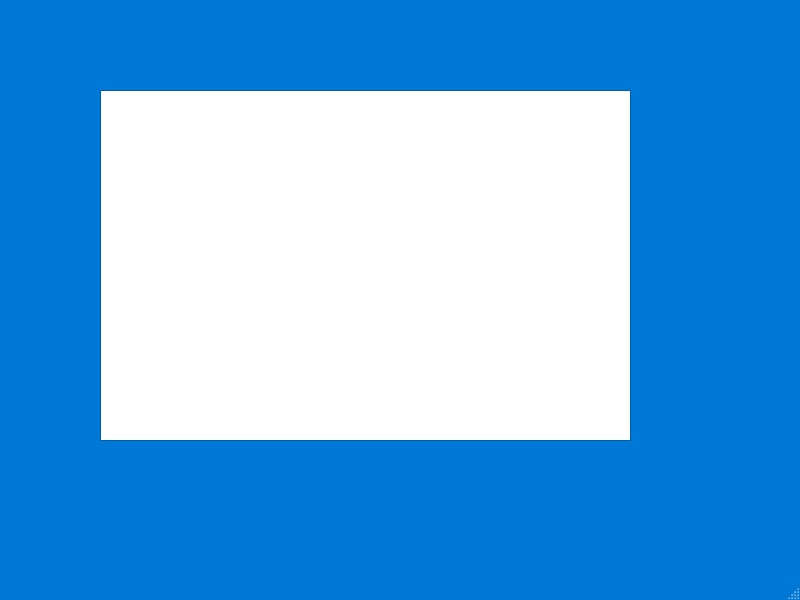
abdelrahman0w/pdf-bulk-filler, file bulk-filler/GUI/main.ui: the form before one commit.
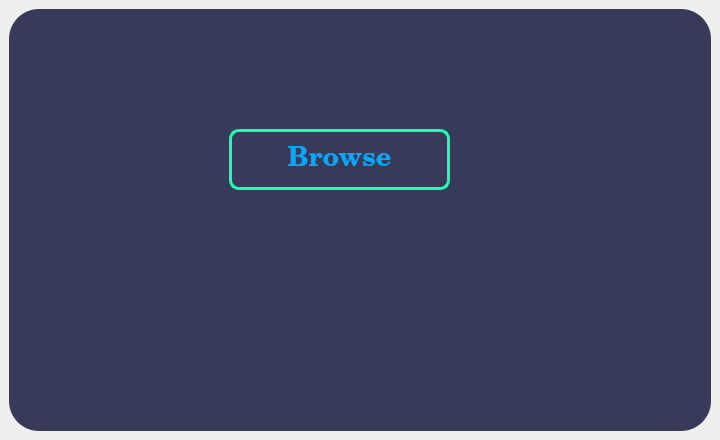
The form after the commit. Icons and pictures are not drawn.

Patch:
```diff
--- a/bulk-filler/GUI/main.ui
+++ b/bulk-filler/GUI/main.ui
@@ -6,503 +6,489 @@
    <rect>
     <x>0</x>
     <y>0</y>
-    <width>800</width>
-    <height>600</height>
+    <width>720</width>
+    <height>440</height>
    </rect>
   </property>
-  <property name="palette">
-   <palette>
-    <active>
-     <colorrole role="WindowText">
-      <brush brushstyle="SolidPattern">
-       <color alpha="255">
-        <red>0</red>
-        <green>0</green>
-        <blue>0</blue>
-       </color>
-      </brush>
-     </colorrole>
-     <colorrole role="Button">
-      <brush brushstyle="SolidPattern">
-       <color alpha="255">
-        <red>0</red>
-        <green>120</green>
-        <blue>215</blue>
-       </color>
-      </brush>
-     </colorrole>
-     <colorrole role="Light">
-      <brush brushstyle="SolidPattern">
-       <color alpha="255">
-        <red>67</red>
-        <green>172</green>
-        <blue>255</blue>
-       </color>
-      </brush>
-     </colorrole>
-     <colorrole role="Midlight">
-      <brush brushstyle="SolidPattern">
-       <color alpha="255">
-        <red>33</red>
-        <green>146</green>
-        <blue>235</blue>
-       </color>
-      </brush>
-     </colorrole>
-     <colorrole role="Dark">
-      <brush brushstyle="SolidPattern">
-       <color alpha="255">
-        <red>0</red>
-        <green>60</green>
-        <blue>107</blue>
-       </color>
-      </brush>
-     </colorrole>
-     <colorrole role="Mid">
-      <brush brushstyle="SolidPattern">
-       <color alpha="255">
-        <red>0</red>
-        <green>80</green>
-        <blue>143</blue>
-       </color>
-      </brush>
-     </colorrole>
-     <colorrole role="Text">
-      <brush brushstyle="SolidPattern">
-       <color alpha="255">
-        <red>0</red>
-        <green>0</green>
-        <blue>0</blue>
-       </color>
-      </brush>
-     </colorrole>
-     <colorrole role="BrightText">
-      <brush brushstyle="SolidPattern">
-       <color alpha="255">
-        <red>255</red>
-        <green>255</green>
-        <blue>255</blue>
-       </color>
-      </brush>
-     </colorrole>
-     <colorrole role="ButtonText">
-      <brush brushstyle="SolidPattern">
-       <color alpha="255">
-        <red>0</red>
-        <green>0</green>
-        <blue>0</blue>
-       </color>
-      </brush>
-     </colorrole>
-     <colorrole role="Base">
-      <brush brushstyle="SolidPattern">
-       <color alpha="255">
-        <red>255</red>
-        <green>255</green>
-        <blue>255</blue>
-       </color>
-      </brush>
-     </colorrole>
-     <colorrole role="Window">
-      <brush brushstyle="SolidPattern">
-       <color alpha="255">
-        <red>0</red>
-        <green>120</green>
-        <blue>215</blue>
-       </color>
-      </brush>
-     </colorrole>
-     <colorrole role="Shadow">
-      <brush brushstyle="SolidPattern">
-       <color alpha="255">
-        <red>0</red>
-        <green>0</green>
-        <blue>0</blue>
-       </color>
-      </brush>
-     </colorrole>
-     <colorrole role="AlternateBase">
-      <brush brushstyle="SolidPattern">
-       <color alpha="255">
-        <red>127</red>
-        <green>187</green>
-        <blue>235</blue>
-       </color>
-      </brush>
-     </colorrole>
-     <colorrole role="ToolTipBase">
-      <brush brushstyle="SolidPattern">
-       <color alpha="255">
-        <red>255</red>
-        <green>255</green>
-        <blue>220</blue>
-       </color>
-      </brush>
-     </colorrole>
-     <colorrole role="ToolTipText">
-      <brush brushstyle="SolidPattern">
-       <color alpha="255">
-        <red>0</red>
-        <green>0</green>
-        <blue>0</blue>
-       </color>
-      </brush>
-     </colorrole>
-     <colorrole role="PlaceholderText">
-      <brush brushstyle="SolidPattern">
-       <color alpha="128">
-        <red>0</red>
-        <green>0</green>
-        <blue>0</blue>
-       </color>
-      </brush>
-     </colorrole>
-    </active>
-    <inactive>
-     <colorrole role="WindowText">
-      <brush brushstyle="SolidPattern">
-       <color alpha="255">
-        <red>0</red>
-        <green>0</green>
-        <blue>0</blue>
-       </color>
-      </brush>
-     </colorrole>
-     <colorrole role="Button">
-      <brush brushstyle="SolidPattern">
-       <color alpha="255">
-        <red>0</red>
-        <green>120</green>
-        <blue>215</blue>
-       </color>
-      </brush>
-     </colorrole>
-     <colorrole role="Light">
-      <brush brushstyle="SolidPattern">
-       <color alpha="255">
-        <red>67</red>
-        <green>172</green>
-        <blue>255</blue>
-       </color>
-      </brush>
-     </colorrole>
-     <colorrole role="Midlight">
-      <brush brushstyle="SolidPattern">
-       <color alpha="255">
-        <red>33</red>
-        <green>146</green>
-        <blue>235</blue>
-       </color>
-      </brush>
-     </colorrole>
-     <colorrole role="Dark">
-      <brush brushstyle="SolidPattern">
-       <color alpha="255">
-        <red>0</red>
-        <green>60</green>
-        <blue>107</blue>
-       </color>
-      </brush>
-     </colorrole>
-     <colorrole role="Mid">
-      <brush brushstyle="SolidPattern">
-       <color alpha="255">
-        <red>0</red>
-        <green>80</green>
-        <blue>143</blue>
-       </color>
-      </brush>
-     </colorrole>
-     <colorrole role="Text">
-      <brush brushstyle="SolidPattern">
-       <color alpha="255">
-        <red>0</red>
-        <green>0</green>
-        <blue>0</blue>
-       </color>
-      </brush>
-     </colorrole>
-     <colorrole role="BrightText">
-      <brush brushstyle="SolidPattern">
-       <color alpha="255">
-        <red>255</red>
-        <green>255</green>
-        <blue>255</blue>
-       </color>
-      </brush>
-     </colorrole>
-     <colorrole role="ButtonText">
-      <brush brushstyle="SolidPattern">
-       <color alpha="255">
-        <red>0</red>
-        <green>0</green>
-        <blue>0</blue>
-       </color>
-      </brush>
-     </colorrole>
-     <colorrole role="Base">
-      <brush brushstyle="SolidPattern">
-       <color alpha="255">
-        <red>255</red>
-        <green>255</green>
-        <blue>255</blue>
-       </color>
-      </brush>
-     </colorrole>
-     <colorrole role="Window">
-      <brush brushstyle="SolidPattern">
-       <color alpha="255">
-        <red>0</red>
-        <green>120</green>
-        <blue>215</blue>
-       </color>
-      </brush>
-     </colorrole>
-     <colorrole role="Shadow">
-      <brush brushstyle="SolidPattern">
-       <color alpha="255">
-        <red>0</red>
-        <green>0</green>
-        <blue>0</blue>
-       </color>
-      </brush>
-     </colorrole>
-     <colorrole role="AlternateBase">
-      <brush brushstyle="SolidPattern">
-       <color alpha="255">
-        <red>127</red>
-        <green>187</green>
-        <blue>235</blue>
-       </color>
-      </brush>
-     </colorrole>
-     <colorrole role="ToolTipBase">
-      <brush brushstyle="SolidPattern">
-       <color alpha="255">
-        <red>255</red>
-        <green>255</green>
-        <blue>220</blue>
-       </color>
-      </brush>
-     </colorrole>
-     <colorrole role="ToolTipText">
-      <brush brushstyle="SolidPattern">
-       <color alpha="255">
-        <red>0</red>
-        <green>0</green>
-        <blue>0</blue>
-       </color>
-      </brush>
-     </colorrole>
-     <colorrole role="PlaceholderText">
-      <brush brushstyle="SolidPattern">
-       <color alpha="128">
-        <red>0</red>
-        <green>0</green>
-        <blue>0</blue>
-       </color>
-      </brush>
-     </colorrole>
-    </inactive>
-    <disabled>
-     <colorrole role="WindowText">
-      <brush brushstyle="SolidPattern">
-       <color alpha="255">
-        <red>0</red>
-        <green>60</green>
-        <blue>107</blue>
-       </color>
-      </brush>
-     </colorrole>
-     <colorrole role="Button">
-      <brush brushstyle="SolidPattern">
-       <color alpha="255">
-        <red>0</red>
-        <green>120</green>
-        <blue>215</blue>
-       </color>
-      </brush>
-     </colorrole>
-     <colorrole role="Light">
-      <brush brushstyle="SolidPattern">
-       <color alpha="255">
-        <red>67</red>
-        <green>172</green>
-        <blue>255</blue>
-       </color>
-      </brush>
-     </colorrole>
-     <colorrole role="Midlight">
-      <brush brushstyle="SolidPattern">
-       <color alpha="255">
-        <red>33</red>
-        <green>146</green>
-        <blue>235</blue>
-       </color>
-      </brush>
-     </colorrole>
-     <colorrole role="Dark">
-      <brush brushstyle="SolidPattern">
-       <color alpha="255">
-        <red>0</red>
-        <green>60</green>
-        <blue>107</blue>
-       </color>
-      </brush>
-     </colorrole>
-     <colorrole role="Mid">
-      <brush brushstyle="SolidPattern">
-       <color alpha="255">
-        <red>0</red>
-        <green>80</green>
-        <blue>143</blue>
-       </color>
-      </brush>
-     </colorrole>
-     <colorrole role="Text">
-      <brush brushstyle="SolidPattern">
-       <color alpha="255">
-        <red>0</red>
-        <green>60</green>
-        <blue>107</blue>
-       </color>
-      </brush>
-     </colorrole>
-     <colorrole role="BrightText">
-      <brush brushstyle="SolidPattern">
-       <color alpha="255">
-        <red>255</red>
-        <green>255</green>
-        <blue>255</blue>
-       </color>
-      </brush>
-     </colorrole>
-     <colorrole role="ButtonText">
-      <brush brushstyle="SolidPattern">
-       <color alpha="255">
-        <red>0</red>
-        <green>60</green>
-        <blue>107</blue>
-       </color>
-      </brush>
-     </colorrole>
-     <colorrole role="Base">
-      <brush brushstyle="SolidPattern">
-       <color alpha="255">
-        <red>0</red>
-        <green>120</green>
-        <blue>215</blue>
-       </color>
-      </brush>
-     </colorrole>
-     <colorrole role="Window">
-      <brush brushstyle="SolidPattern">
-       <color alpha="255">
-        <red>0</red>
-        <green>120</green>
-        <blue>215</blue>
-       </color>
-      </brush>
-     </colorrole>
-     <colorrole role="Shadow">
-      <brush brushstyle="SolidPattern">
-       <color alpha="255">
-        <red>0</red>
-        <green>0</green>
-        <blue>0</blue>
-       </color>
-      </brush>
-     </colorrole>
-     <colorrole role="AlternateBase">
-      <brush brushstyle="SolidPattern">
-       <color alpha="255">
-        <red>0</red>
-        <green>120</green>
-        <blue>215</blue>
-       </color>
-      </brush>
-     </colorrole>
-     <colorrole role="ToolTipBase">
-      <brush brushstyle="SolidPattern">
-       <color alpha="255">
-        <red>255</red>
-        <green>255</green>
-        <blue>220</blue>
-       </color>
-      </brush>
-     </colorrole>
-     <colorrole role="ToolTipText">
-      <brush brushstyle="SolidPattern">
-       <color alpha="255">
-        <red>0</red>
-        <green>0</green>
-        <blue>0</blue>
-       </color>
-      </brush>
-     </colorrole>
-     <colorrole role="PlaceholderText">
-      <brush brushstyle="SolidPattern">
-       <color alpha="128">
-        <red>0</red>
-        <green>0</green>
-        <blue>0</blue>
-       </color>
-      </brush>
-     </colorrole>
-    </disabled>
-   </palette>
-  </property>
   <property name="windowTitle">
    <string>PDF Filler</string>
   </property>
   <widget class="QWidget" name="centralwidget">
-   <widget class="QGraphicsView" name="graphicsView">
-    <property name="geometry">
-     <rect>
-      <x>100</x>
-      <y>90</y>
-      <width>531</width>
-      <height>351</height>
-     </rect>
-    </property>
-    <property name="frameShape">
-     <enum>QFrame::StyledPanel</enum>
-    </property>
-    <property name="frameShadow">
-     <enum>QFrame::Sunken</enum>
-    </property>
-   </widget>
-   <widget class="QLabel" name="photo">
-    <property name="geometry">
-     <rect>
-      <x>160</x>
-      <y>150</y>
-      <width>90</width>
-      <height>90</height>
-     </rect>
-    </property>
-    <property name="text">
-     <string/>
-    </property>
-    <property name="pixmap">
-     <pixmap>upload2.png</pixmap>
-    </property>
-    <property name="scaledContents">
-     <bool>true</bool>
-    </property>
-   </widget>
+   <layout class="QVBoxLayout" name="verticalLayout">
+    <item>
+     <widget class="QFrame" name="frame">
+      <property name="palette">
+       <palette>
+        <active>
+         <colorrole role="WindowText">
+          <brush brushstyle="SolidPattern">
+           <color alpha="255">
+            <red>255</red>
+            <green>255</green>
+            <blue>255</blue>
+           </color>
+          </brush>
+         </colorrole>
+         <colorrole role="Button">
+          <brush brushstyle="SolidPattern">
+           <color alpha="255">
+            <red>56</red>
+            <green>58</green>
+            <blue>89</blue>
+           </color>
+          </brush>
+         </colorrole>
+         <colorrole role="Text">
+          <brush brushstyle="SolidPattern">
+           <color alpha="255">
+            <red>255</red>
+            <green>255</green>
+            <blue>255</blue>
+           </color>
+          </brush>
+         </colorrole>
+         <colorrole role="ButtonText">
+          <brush brushstyle="SolidPattern">
+           <color alpha="255">
+            <red>255</red>
+            <green>255</green>
+            <blue>255</blue>
+           </color>
+          </brush>
+         </colorrole>
+         <colorrole role="Base">
+          <brush brushstyle="SolidPattern">
+           <color alpha="255">
+            <red>56</red>
+            <green>58</green>
+            <blue>89</blue>
+           </color>
+          </brush>
+         </colorrole>
+         <colorrole role="Window">
+          <brush brushstyle="SolidPattern">
+           <color alpha="255">
+            <red>56</red>
+            <green>58</green>
+            <blue>89</blue>
+           </color>
+          </brush>
+         </colorrole>
+         <colorrole role="PlaceholderText">
+          <brush brushstyle="NoBrush">
+           <color alpha="128">
+            <red>0</red>
+            <green>0</green>
+            <blue>0</blue>
+           </color>
+          </brush>
+         </colorrole>
+        </active>
+        <inactive>
+         <colorrole role="WindowText">
+          <brush brushstyle="SolidPattern">
+           <color alpha="255">
+            <red>255</red>
+            <green>255</green>
+            <blue>255</blue>
+           </color>
+          </brush>
+         </colorrole>
+         <colorrole role="Button">
+          <brush brushstyle="SolidPattern">
+           <color alpha="255">
+            <red>56</red>
+            <green>58</green>
+            <blue>89</blue>
+           </color>
+          </brush>
+         </colorrole>
+         <colorrole role="Text">
+          <brush brushstyle="SolidPattern">
+           <color alpha="255">
+            <red>255</red>
+            <green>255</green>
+            <blue>255</blue>
+           </color>
+          </brush>
+         </colorrole>
+         <colorrole role="ButtonText">
+          <brush brushstyle="SolidPattern">
+           <color alpha="255">
+            <red>255</red>
+            <green>255</green>
+            <blue>255</blue>
+           </color>
+          </brush>
+         </colorrole>
+         <colorrole role="Base">
+          <brush brushstyle="SolidPattern">
+           <color alpha="255">
+            <red>56</red>
+            <green>58</green>
+            <blue>89</blue>
+           </color>
+          </brush>
+         </colorrole>
+         <colorrole role="Window">
+          <brush brushstyle="SolidPattern">
+           <color alpha="255">
+            <red>56</red>
+            <green>58</green>
+            <blue>89</blue>
+           </color>
+          </brush>
+         </colorrole>
+         <colorrole role="PlaceholderText">
+          <brush brushstyle="NoBrush">
+           <color alpha="128">
+            <red>255</red>
+            <green>255</green>
+            <blue>255</blue>
+           </color>
+          </brush>
+         </colorrole>
+        </inactive>
+        <disabled>
+         <colorrole role="WindowText">
+          <brush brushstyle="SolidPattern">
+           <color alpha="255">
+            <red>255</red>
+            <green>255</green>
+            <blue>255</blue>
+           </color>
+          </brush>
+         </colorrole>
+         <colorrole role="Button">
+          <brush brushstyle="SolidPattern">
+           <color alpha="255">
+            <red>56</red>
+            <green>58</green>
+            <blue>89</blue>
+           </color>
+          </brush>
+         </colorrole>
+         <colorrole role="Text">
+          <brush brushstyle="SolidPattern">
+           <color alpha="255">
+            <red>255</red>
+            <green>255</green>
+            <blue>255</blue>
+           </color>
+          </brush>
+         </colorrole>
+         <colorrole role="ButtonText">
+          <brush brushstyle="SolidPattern">
+           <color alpha="255">
+            <red>255</red>
+            <green>255</green>
+            <blue>255</blue>
+           </color>
+          </brush>
+         </colorrole>
+         <colorrole role="Base">
+          <brush brushstyle="SolidPattern">
+           <color alpha="255">
+            <red>56</red>
+            <green>58</green>
+            <blue>89</blue>
+           </color>
+          </brush>
+         </colorrole>
+         <colorrole role="Window">
+          <brush brushstyle="SolidPattern">
+           <color alpha="255">
+            <red>56</red>
+            <green>58</green>
+            <blue>89</blue>
+           </color>
+          </brush>
+         </colorrole>
+         <colorrole role="PlaceholderText">
+          <brush brushstyle="NoBrush">
+           <color alpha="128">
+            <red>0</red>
+            <green>0</green>
+            <blue>0</blue>
+           </color>
+          </brush>
+         </colorrole>
+        </disabled>
+       </palette>
+      </property>
+      <property name="font">
+       <font>
+        <pointsize>20</pointsize>
+        <weight>75</weight>
+        <bold>true</bold>
+       </font>
+      </property>
+      <property name="styleSheet">
+       <string notr="true">QFrame{
+	background-color: rgb(56, 58, 89);
+	color: rgb(255, 255, 255);
+	border-radius:30px;
+}</string>
+      </property>
+      <property name="frameShape">
+       <enum>QFrame::StyledPanel</enum>
+      </property>
+      <property name="frameShadow">
+       <enum>QFrame::Raised</enum>
+      </property>
+      <widget class="QLabel" name="photo">
+       <property name="geometry">
+        <rect>
+         <x>300</x>
+         <y>40</y>
+         <width>61</width>
+         <height>61</height>
+        </rect>
+       </property>
+       <property name="text">
+        <string/>
+       </property>
+       <property name="pixmap">
+        <pixmap>upload2.png</pixmap>
+       </property>
+       <property name="scaledContents">
+        <bool>true</bool>
+       </property>
+      </widget>
+      <widget class="QPushButton" name="button1">
+       <property name="geometry">
+        <rect>
+         <x>220</x>
+         <y>120</y>
+         <width>221</width>
+         <height>61</height>
+        </rect>
+       </property>
+       <property name="palette">
+        <palette>
+         <active>
+          <colorrole role="WindowText">
+           <brush brushstyle="SolidPattern">
+            <color alpha="255">
+             <red>0</red>
+             <green>170</green>
+             <blue>255</blue>
+            </color>
+           </brush>
+          </colorrole>
+          <colorrole role="Button">
+           <brush brushstyle="SolidPattern">
+            <color alpha="255">
+             <red>56</red>
+             <green>58</green>
+             <blue>89</blue>
+            </color>
+           </brush>
+          </colorrole>
+          <colorrole role="Text">
+           <brush brushstyle="SolidPattern">
+            <color alpha="255">
+             <red>0</red>
+             <green>170</green>
+             <blue>255</blue>
+            </color>
+           </brush>
+          </colorrole>
+          <colorrole role="ButtonText">
+           <brush brushstyle="SolidPattern">
+            <color alpha="255">
+             <red>0</red>
+             <green>170</green>
+             <blue>255</blue>
+            </color>
+           </brush>
+          </colorrole>
+          <colorrole role="Base">
+           <brush brushstyle="SolidPattern">
+            <color alpha="255">
+             <red>56</red>
+             <green>58</green>
+             <blue>89</blue>
+            </color>
+           </brush>
+          </colorrole>
+          <colorrole role="Window">
+           <brush brushstyle="SolidPattern">
+            <color alpha="255">
+             <red>56</red>
+             <green>58</green>
+             <blue>89</blue>
+            </color>
+           </brush>
+          </colorrole>
+          <colorrole role="PlaceholderText">
+           <brush brushstyle="NoBrush">
+            <color alpha="128">
+             <red>0</red>
+             <green>170</green>
+             <blue>255</blue>
+            </color>
+           </brush>
+          </colorrole>
+         </active>
+         <inactive>
+          <colorrole role="WindowText">
+           <brush brushstyle="SolidPattern">
+            <color alpha="255">
+             <red>0</red>
+             <green>170</green>
+             <blue>255</blue>
+            </color>
+           </brush>
+          </colorrole>
+          <colorrole role="Button">
+           <brush brushstyle="SolidPattern">
+            <color alpha="255">
+             <red>56</red>
+             <green>58</green>
+             <blue>89</blue>
+            </color>
+           </brush>
+          </colorrole>
+          <colorrole role="Text">
+           <brush brushstyle="SolidPattern">
+            <color alpha="255">
+             <red>0</red>
+             <green>170</green>
+             <blue>255</blue>
+            </color>
+           </brush>
+          </colorrole>
+          <colorrole role="ButtonText">
+           <brush brushstyle="SolidPattern">
+            <color alpha="255">
+             <red>0</red>
+             <green>170</green>
+             <blue>255</blue>
+            </color>
+           </brush>
+          </colorrole>
+          <colorrole role="Base">
+           <brush brushstyle="SolidPattern">
+            <color alpha="255">
+             <red>56</red>
+             <green>58</green>
+             <blue>89</blue>
+            </color>
+           </brush>
+          </colorrole>
+          <colorrole role="Window">
+           <brush brushstyle="SolidPattern">
+            <color alpha="255">
+             <red>56</red>
+             <green>58</green>
+             <blue>89</blue>
+            </color>
+           </brush>
+          </colorrole>
+          <colorrole role="PlaceholderText">
+           <brush brushstyle="NoBrush">
+            <color alpha="128">
+             <red>0</red>
+             <green>170</green>
+             <blue>255</blue>
+            </color>
+           </brush>
+          </colorrole>
+         </inactive>
+         <disabled>
+          <colorrole role="WindowText">
+           <brush brushstyle="SolidPattern">
+            <color alpha="255">
+             <red>0</red>
+             <green>170</green>
+             <blue>255</blue>
+            </color>
+           </brush>
+          </colorrole>
+          <colorrole role="Button">
+           <brush brushstyle="SolidPattern">
+            <color alpha="255">
+             <red>56</red>
+             <green>58</green>
+             <blue>89</blue>
+            </color>
+           </brush>
+          </colorrole>
+          <colorrole role="Text">
+           <brush brushstyle="SolidPattern">
+            <color alpha="255">
+             <red>0</red>
+             <green>170</green>
+             <blue>255</blue>
+            </color>
+           </brush>
+          </colorrole>
+          <colorrole role="ButtonText">
+           <brush brushstyle="SolidPattern">
+            <color alpha="255">
+             <red>0</red>
+             <green>170</green>
+             <blue>255</blue>
+            </color>
+           </brush>
+          </colorrole>
+          <colorrole role="Base">
+           <brush brushstyle="SolidPattern">
+            <color alpha="255">
+             <red>56</red>
+             <green>58</green>
+             <blue>89</blue>
+            </color>
+           </brush>
+          </colorrole>
+          <colorrole role="Window">
+           <brush brushstyle="SolidPattern">
+            <color alpha="255">
+             <red>56</red>
+             <green>58</green>
+             <blue>89</blue>
+            </color>
+           </brush>
+          </colorrole>
+          <colorrole role="PlaceholderText">
+           <brush brushstyle="NoBrush">
+            <color alpha="128">
+             <red>0</red>
+             <green>170</green>
+             <blue>255</blue>
+            </color>
+           </brush>
+          </colorrole>
+         </disabled>
+        </palette>
+       </property>
+       <property name="font">
+        <font>
+         <family>Century</family>
+         <pointsize>20</pointsize>
+         <weight>75</weight>
+         <bold>true</bold>
+        </font>
+       </property>
+       <property name="styleSheet">
+        <string notr="true">QPushButton{
+	background-color: rgb(56, 58, 89);
+	color: rgb(0, 170, 255);
+	border-radius:10px;
+	border: 3px solid #19ffb2;
+}
+
+</string>
+       </property>
+       <property name="text">
+        <string>Browse</string>
+       </property>
+      </widget>
+     </widget>
+    </item>
+   </layout>
   </widget>
-  <widget class="QMenuBar" name="menubar">
-   <property name="geometry">
-    <rect>
-     <x>0</x>
-     <y>0</y>
-     <width>800</width>
-     <height>26</height>
-    </rect>
-   </property>
-  </widget>
-  <widget class="QStatusBar" name="statusbar"/>
  </widget>
  <resources/>
  <connections/>
```
